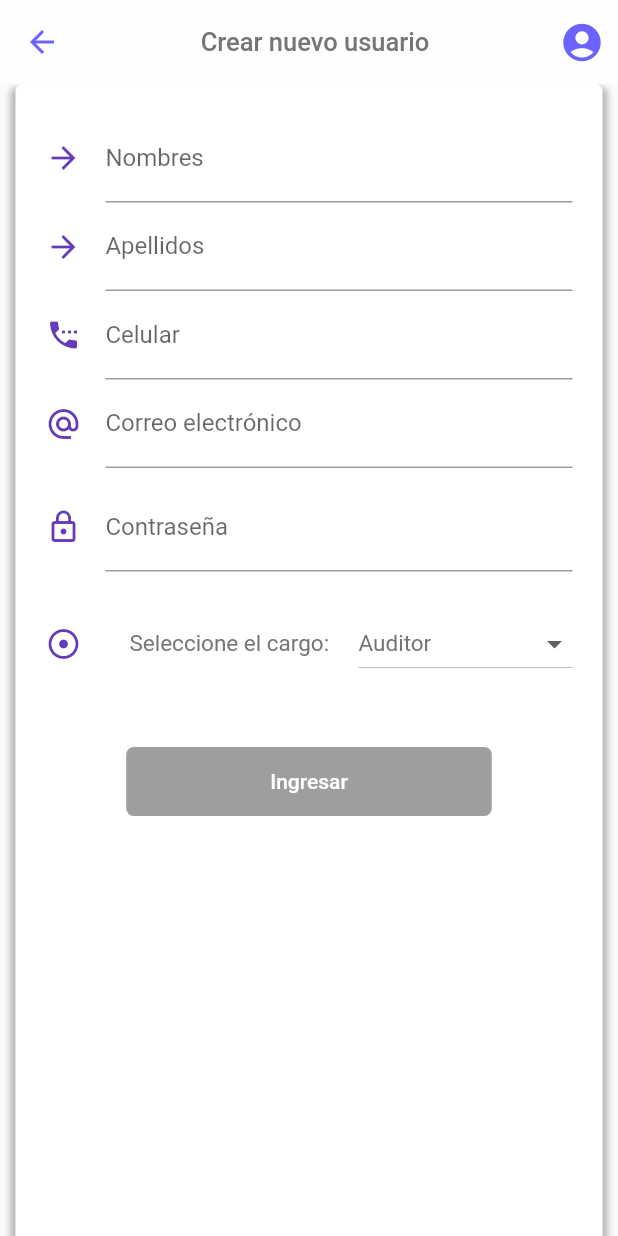
After one commit to davidC1991/app_gestion_fibra_optica, a Flutter app: the CrearUsuario screen opened by its route, on a phone screen of 412 x 824 dp. The commit adds this screen. Run offline on Flutter 3.47's test engine with Material 2 defaults, Android fonts, the phone set to English and light mode, and no system bars; our stand-ins replace cloud_firestore, firebase_storage, flutter_spinkit, fluttertoast, geolocator, google_maps_flutter and 3 more; missing offline and left inert: geo, google_maps_webservice, jumping_bottom_nav_bar_flutter; accounts and stored records are empty.

Commit message:
pantalla de creacion de nuevo usuario lista con su base de datos, autenticacion por correo lista, despliegue de datos de usuario a pantallas con el patron bloc listo

```diff
--- a/lib/bloc/dbBloc.dart
+++ b/lib/bloc/dbBloc.dart
@@ -40,6 +40,8 @@ class FirebaseBloc{
      final listaPostesIdController = new BehaviorSubject<List<String>>();
      final listaHilosAgregadosController = new BehaviorSubject<List<String>>();
      final agregadarHiloController = new BehaviorSubject<bool>();
+     final idUsuarioController = new BehaviorSubject<String>();
+     final datosUsuarioController = new BehaviorSubject<Map<String,dynamic>>();
 
 
     Stream<List<DocumentSnapshot>> get ordenServicioStream => _ordenesServicioController;
@@ -67,6 +69,8 @@ class FirebaseBloc{
     Stream<List<LatLng>> get rutaFibraStream => rutaFibraController;
     Stream<List<String>> get listaPostesIdStream => listaPostesIdController;
     Stream<bool> get agregadarHiloIdStream => agregadarHiloController;
+    Stream<String> get idUsuarioControllerStream => idUsuarioController;
+    Stream<Map<String,dynamic>> get datosUsuarioControllerStream => datosUsuarioController;
 
 
 
@@ -77,6 +81,12 @@ class FirebaseBloc{
 
 
     }
+
+    getDatosUsuario(String id)async{
+      final usuario=await datosRedFibra.getDatosUsuario(id);
+      datosUsuarioController.sink.add(usuario);
+    }
+
      getListaPostes(String iDos, bool eliminar)async {
 
        final listaPostesId= await datosRedFibra.getNumeroPoste(iDos, eliminar);
@@ -125,6 +135,8 @@ class FirebaseBloc{
       listaPostesIdController?.close();
       listaHilosAgregadosController?.close();
       agregadarHiloController?.close();
+      idUsuarioController?.close();
+      datosUsuarioController?.close();
     }
 
 
--- a/lib/bloc/login_bloc.dart
+++ b/lib/bloc/login_bloc.dart
@@ -6,30 +6,30 @@ import 'package:audicol_fiber/bloc/validators.dart';
 
 class LoginBloc with Validators {
 
-  final _emailController =    BehaviorSubject<String>();
-  final _passwordController = BehaviorSubject<String>();
+  final emailController =    BehaviorSubject<String>();
+  final passwordController = BehaviorSubject<String>();
 
 
 //recuperar los datos del stream
-  Stream<String>get emailStream => _emailController.stream.transform(validarEmail);
-  Stream<String>get passwordStream => _passwordController.stream.transform(validarPassword);
+  Stream<String>get emailStream => emailController.stream.transform(validarEmail);
+  Stream<String>get passwordStream => passwordController.stream.transform(validarPassword);
 
   Stream<bool> get formValidStream =>
      CombineLatestStream.combine2(emailStream, passwordStream, (e, p) => true);
 
 
 // insertar valores al stream
-  Function(String) get changeEmail => _emailController.sink.add;
-  Function(String) get changePassword => _passwordController.sink.add;
+  Function(String) get changeEmail => emailController.sink.add;
+  Function(String) get changePassword => passwordController.sink.add;
 
 //obtener el ultimo valor ingresado a los stream
 
-  String get email => _emailController.value;
-  String get password => _passwordController.value;
+  String get email => emailController.value;
+  String get password => passwordController.value;
 
 dispose(){
-  _emailController?.close();
-  _passwordController?.close();
+  emailController?.close();
+  passwordController?.close();
 }
 
 }
--- /dev/null
+++ b/lib/pages/inicio_sesion/crearUsuario.dart
@@ -0,0 +1,366 @@
+import 'package:audicol_fiber/bloc/login_bloc.dart';
+import 'package:audicol_fiber/bloc/provider.dart';
+import 'package:audicol_fiber/pages/selector_pantalla.dart';
+import 'package:audicol_fiber/provider/Usuario_Validacion.dart';
+import 'package:audicol_fiber/utils/utils.dart';
+import 'package:audicol_fiber/widgets/header.dart';
+import 'package:flutter/material.dart';
+import 'package:fluttertoast/fluttertoast.dart';
+
+
+class CrearUsuario extends StatefulWidget {
+
+  @override
+  _CrearUsuarioState createState() => _CrearUsuarioState();
+}
+
+class _CrearUsuarioState extends State<CrearUsuario> {
+  final usuarioProvider = new UsuarioProvider();
+  TextEditingController nombresController = TextEditingController();
+  TextEditingController apellidosController = TextEditingController();
+  TextEditingController celularController = TextEditingController();
+  TextEditingController emailController = TextEditingController();
+  TextEditingController passwordController = TextEditingController();
+
+
+  static const rolesMenu = [
+    'Jefe de cuadrilla',
+    'Coordinador',
+    'Auditor',
+    'Jefe de inventario',
+   ];
+
+  final List<DropdownMenuItem<String>> dropDownMenuItems = rolesMenu
+      .map((String value) => DropdownMenuItem<String>(
+            value: value,
+            child: Text(value, style: TextStyle(
+              fontWeight: FontWeight.w400,
+              fontSize: 15,
+              color: Colors.grey[600]
+            )),
+          ))
+      .toList();
+  String roleId = 'Auditor';
+
+
+  static const cuadrillasMenu = [
+    '1',
+    '2',
+    '3',
+    '4',
+   ];
+
+  final List<DropdownMenuItem<String>> dropDownMenuNumeroCuadrillas = cuadrillasMenu
+      .map((String value) => DropdownMenuItem<String>(
+            value: value,
+            child: Text(value, style: TextStyle(
+              fontWeight: FontWeight.w400,
+              fontSize: 15,
+              color: Colors.grey[600]
+            )),
+          ))
+      .toList();
+  String numeroCuadrillaId = '1';
+
+
+
+  @override
+  Widget build(BuildContext context) {
+    return Scaffold(
+      appBar: header('Crear nuevo usuario', context,''),
+       body: _loginForm(context),
+    );
+
+
+  }
+
+    Widget _loginForm(BuildContext context) {
+      final bloc = Provider.of(context);
+      final size = MediaQuery.of(context).size;
+      print('role  $roleId');
+      return SingleChildScrollView(
+        child: Column(
+          children: <Widget>[
+             Center(
+              child: Container(
+                width: size.width* 0.95,
+                height:size.height* 0.95,
+                //margin: EdgeInsets.symmetric(vertical:50.0),
+                //padding: EdgeInsets.symmetric(vertical:50.0),
+                decoration: BoxDecoration(
+                  color: Colors.white,
+                  borderRadius: BorderRadius.circular(5.0),
+                  boxShadow: <BoxShadow>[
+                    BoxShadow(
+                    color: Colors.black26,
+                    blurRadius: 3.0,
+                    offset: Offset(0.0, 5.0),
+                    spreadRadius: 3.0
+                    ),
+                  ]
+                ),
+                child: Column(
+                  children: <Widget>[
+                    SizedBox(height: 20.0),
+                    nombreUsuario(),
+                    apellidosUsuario(),
+                    celularUsuario(),
+                    _crearEmail(bloc),
+                      SizedBox(height: 10.0),
+                    _crearPassword(bloc),
+                      SizedBox(height: 20.0),
+                     role(),
+                     SizedBox(height: 10.0),
+                    roleId=='Jefe de cuadrilla'?numeroCuadrilla():Container(),
+                    SizedBox(height: 30.0),
+                    _crearBoton(bloc),
+
+
+                  ],
+                ),
+              ),
+            ),
+          ],
+        ) ,
+      );
+    }
+
+
+
+
+
+
+
+    Widget nombreUsuario(){
+
+      return Container(
+                padding: EdgeInsets.symmetric(horizontal:20.0),
+                child: TextField(
+                         controller: nombresController,
+                         keyboardType: TextInputType.text,
+                         decoration: InputDecoration(
+                         icon: Icon(Icons.arrow_forward, color:Colors.deepPurple),
+                         hintText: 'Carlos Arturo',
+                         labelText: 'Nombres',
+                         //counterText: snapshot.data,
+                         //errorText: snapshot.error,
+                         ),
+                         onChanged: (value) {
+                           print(value);
+                          if(value.isEmpty){
+                            apellidosController.clear();
+                          }
+                    },
+                ) ,
+
+            );
+
+
+   }
+
+   Widget apellidosUsuario(){
+
+      return Container(
+                padding: EdgeInsets.symmetric(horizontal:20.0),
+                child: TextField(
+                         controller: apellidosController,
+                         keyboardType: TextInputType.text,
+                         decoration: InputDecoration(
+                         icon: Icon(Icons.arrow_forward, color:Colors.deepPurple),
+                         hintText: 'Naranjo Restrepo',
+                         labelText: 'Apellidos',
+                         //counterText: snapshot.data,
+                         //errorText: snapshot.error,
+                         ),
+                         onChanged: (value) {
+                          if(value.isEmpty){
+                            apellidosController.clear();
+                          }
+                    },
+                ) ,
+
+            );
+   }
+
+   Widget celularUsuario(){
+
+      return Container(
+                padding: EdgeInsets.symmetric(horizontal:20.0),
+                child: TextField(
+                         controller: celularController,
+                         keyboardType: TextInputType.number,
+                         decoration: InputDecoration(
+                         icon: Icon(Icons.settings_phone, color:Colors.deepPurple),
+                         hintText: '3012345673',
+                         labelText: 'Celular',
+                         //counterText: snapshot.data,
+                         //errorText: snapshot.error,
+                         ),
+                    onChanged: (value) {
+                      if(value.isEmpty){
+                        celularController.clear();
+                      }
+                    },
+                ) ,
+
+            );
+
+
+   }
+
+   Widget _crearEmail(LoginBloc bloc){
+
+    return StreamBuilder(
+       stream: bloc.emailStream ,
+      builder: (BuildContext context, AsyncSnapshot snapshot){
+            return Container(
+                padding: EdgeInsets.symmetric(horizontal:20.0),
+                child: TextField(
+                    keyboardType: TextInputType.emailAddress,
+                    controller: emailController,
+                        decoration: InputDecoration(
+                         icon: Icon(Icons.alternate_email, color:Colors.deepPurple),
+                         hintText: 'ejemplo@correo.com',
+                         labelText: 'Correo electrónico',
+                         //counterText: snapshot.data,
+                         //errorText: snapshot.error,
+                         ),
+                   onChanged: (value) => bloc.changeEmail(value),
+                ) ,
+
+            );
+      },
+     );
+
+   }
+
+Widget _crearPassword(LoginBloc bloc){
+  return StreamBuilder(
+    stream: bloc.passwordStream ,
+
+    builder: (BuildContext context, AsyncSnapshot snapshot){
+      return Container(
+       padding: EdgeInsets.symmetric(horizontal:20.0),
+       child: TextField(
+         obscureText:  true,
+         controller: passwordController,
+         decoration: InputDecoration(
+           icon: Icon(Icons.lock_outline, color:Colors.deepPurple),
+           labelText: 'Contraseña',
+           //counterText: snapshot.data,
+           //errorText: snapshot.error,
+         ),
+         onChanged: bloc.changePassword,
+       ) ,
+     );
+    },
+  );
+
+   }
+
+
+
+  Widget _crearBoton(LoginBloc bloc){
+
+     return StreamBuilder(
+             stream: bloc.formValidStream ,
+             builder: (BuildContext context, AsyncSnapshot snapshot){
+               return RaisedButton(
+                   child: Container(
+                      padding: EdgeInsets.symmetric(horizontal: 80.0, vertical: 15.0),
+                      child: Text('Ingresar'),
+                    ),
+              shape: RoundedRectangleBorder(
+                    borderRadius: BorderRadius.circular(5.0)
+                      ),
+                    elevation: 0.0,
+                    color: Colors.deepPurple,
+                    textColor: Colors.white,
+                    onPressed: snapshot.hasData ? () => _register(bloc, context) : null,
+          );
+       },
+     );
+
+  }
+
+    _register(LoginBloc bloc, BuildContext context) async {
+      if(nombresController.text.isNotEmpty&& apellidosController.text.isNotEmpty&&celularController.text.isNotEmpty){
+         final info = await usuarioProvider.nuevoUsuario(bloc.email, bloc.password);
+
+         if (info['ok']){
+         // Navigator.pushReplacementNamed(context, 'LoginPage');
+          usuarios.
+           document(info['id']).
+           setData({
+           'nombres'          : nombresController.text,
+           'apellidos'        : apellidosController.text,
+           'celular'          : celularController.text,
+           'cargo'            : roleId,
+           'numeroCuadrilla'  : roleId.contains('cuadrilla')?numeroCuadrillaId:'',
+           'correo'           : info['correo']
+        });
+
+            nombresController.clear();
+            apellidosController.clear();
+            celularController.clear();
+            bloc.emailController.sink.add(null);
+            bloc.passwordController.sink.add(null);
+            emailController.clear();
+            passwordController.clear();
+             mensajePantalla('Registro de usuario exitoso!');
+           }else{
+           mostrarAlerta(context, info['mensaje']);
+            }
+        // print(info['id']);
+
+
+      }else{
+        mensajePantalla('LLene todo los campos!');
+      }
+
+
+
+    }
+ void mensajePantalla(String mensaje) {
+   Fluttertoast.showToast(
+          msg: mensaje,
+          toastLength: Toast.LENGTH_LONG,
+          gravity: ToastGravity.CENTER,
+          fontSize: 15,
+          backgroundColor: Colors.grey
+    );
+ }
+ Widget role() {
+    return  ListTile(
+              contentPadding: EdgeInsets.only(left: 20.0, right: 20.0),
+              leading: Icon(Icons.adjust,color:Colors.deepPurple),
+              title: Text('Seleccione el cargo:',style: Theme.of(context).textTheme.headline1,),
+              trailing: DropdownButton(
+                value: roleId,
+                onChanged: (String newValue) {
+                  setState(() {
+                    roleId = newValue;
+                  });
+                },
+                items: this.dropDownMenuItems,
+              ),
+            );
+  }
+
+  Widget numeroCuadrilla() {
+      return  ListTile(
+              contentPadding: EdgeInsets.only(left: 20.0, right: 20.0),
+              leading: Icon(Icons.format_list_numbered,color:Colors.deepPurple),
+              title: Text('Numero de cuadrilla:',style: Theme.of(context).textTheme.headline1),
+              trailing: DropdownButton(
+                value: numeroCuadrillaId,
+                onChanged: (String newValue) {
+                  setState(() {
+                    numeroCuadrillaId = newValue;
+                  });
+                },
+                items: this.dropDownMenuNumeroCuadrillas,
+              ),
+            );
+  }
+}
--- a/lib/provider/Usuario_Validacion.dart
+++ b/lib/provider/Usuario_Validacion.dart
@@ -61,7 +61,7 @@ class UsuarioProvider {
   if (decodeResp.containsKey('idToken')){
      _prefs.token = decodeResp['idToken'];
     //Todo: salvar el token en el storage
-    return {'ok': true , 'token' : decodeResp['idToken'],'id': decodeResp['localId']};
+    return {'ok': true , 'token' : decodeResp['idToken'],'id': decodeResp['localId'],'correo':decodeResp['email']};
   }else {
     return {'ok' : false, 'mensaje' : decodeResp['error']['message']};
   }
--- a/lib/widgets/header.dart
+++ b/lib/widgets/header.dart
@@ -108,8 +108,10 @@ Map<String, dynamic> calcularMateriales(FirebaseBloc firebaseBloc){
           herrajeSuspension=0.0,
           marquillas=0.0;
     int  postes=0;
+    Map <String, dynamic> hilosCantidadUtilizados= new Map();
 
   postes=datos.length;
+
   for (var i = 0; i < datos.length; i++) {
       if(datos[i].data['georeferenciacion']['latitud']!=''||datos[i].data['georeferenciacion']['longitud']!=''){
            lat=double.parse(datos[i].data['georeferenciacion']['latitud']);
```
Also changed, not shown: lib/bloc/peticiones_firebase.dart (+11 -0 lines), lib/main.dart (+7 -3 lines), lib/pages/Ordenes_Servicio/GestionOs.dart (+7 -1 lines), lib/pages/inicio_sesion/login.dart (+14 -10 lines), lib/pages/selector_pantalla.dart (+8 -3 lines), lib/widgets/menu.dart (+37 -25 lines).
